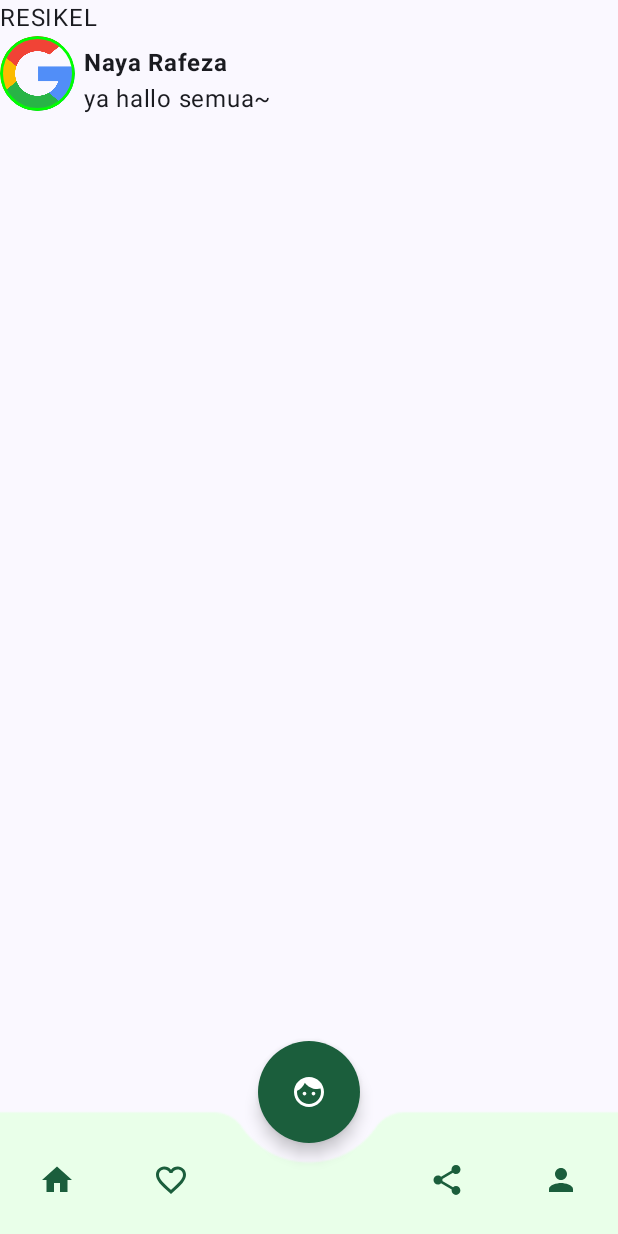
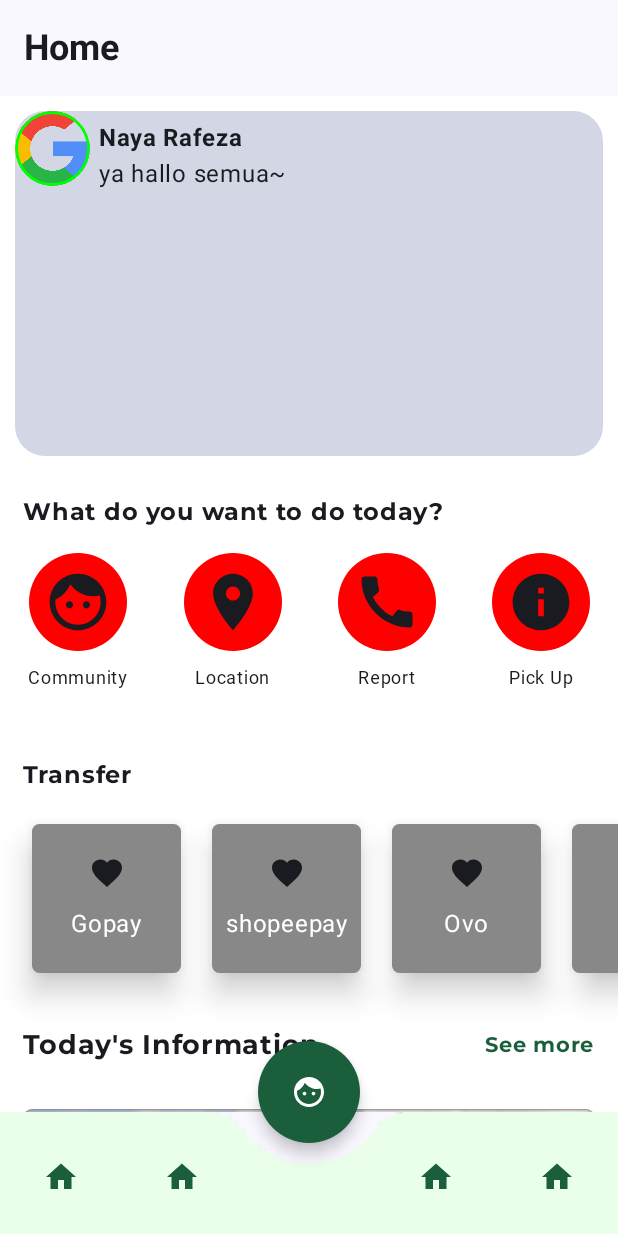
Before and after one commit to Resikel-Mobile/resikelApp, an Android app built with Jetpack Compose: the resikelApp screen opened through its navigation route, on a phone screen of 412 x 824 dp. Run offline under Robolectric (Android 15) with nearby library versions, the light colour scheme and no system bars; Roboto replaces fonts that are not available here.

Commit message:
perubahan navigasi home

```diff
--- a/app/src/main/java/com/example/resikel/auth/signIn.kt
+++ b/app/src/main/java/com/example/resikel/auth/signIn.kt
@@ -102,7 +102,7 @@
             modifier = Modifier
                 .fillMaxWidth()
                 .height(80.dp)
-                .padding(top = 8.dp, start = 22.dp, end = 22.dp, bottom = 12.dp),
+                .padding(top = 8.dp, start = 22.dp, end = 22.dp, bottom = 10.dp),
             onClick = {navController.navigate("resikel_app")}) {
             Text(
                 text = "Sign In",
--- a/app/src/main/java/com/example/resikel/auth/signUp.kt
+++ b/app/src/main/java/com/example/resikel/auth/signUp.kt
@@ -55,7 +55,7 @@
             .background(Color.White),
         horizontalAlignment = Alignment.CenterHorizontally
     ) {
-        Spacer(Modifier.height(35.dp))
+        Spacer(Modifier.height(30.dp))
         Image(
             painter = painterResource(R.drawable.logosignup),
             contentDescription = "logo",
@@ -138,7 +138,7 @@
                 onCheckedChange = { checked = it }
             )
         }
-        Spacer(Modifier.height(35.dp))
+        Spacer(Modifier.height(20.dp))
         Button(
             colors = ButtonDefaults.buttonColors(
                 containerColor = Color(27, 94, 60)
@@ -146,7 +146,7 @@
             modifier = Modifier
                 .fillMaxWidth()
                 .height(80.dp)
-                .padding(top = 8.dp, start = 22.dp, end = 22.dp, bottom = 12.dp),
+                .padding(top = 8.dp, start = 22.dp, end = 22.dp, bottom = 8.dp),
             onClick = {}) {
             Text(
                 text = "Sign Up",
@@ -164,7 +164,7 @@
             modifier = Modifier
                 .fillMaxWidth()
                 .height(80.dp)
-                .padding(top = 8.dp, start = 22.dp, end = 22.dp, bottom = 12.dp),
+                .padding(top = 6.dp, start = 22.dp, end = 22.dp, bottom = 12.dp),
             onClick = {}) {
             Row(
                 horizontalArrangement = Arrangement.SpaceBetween,
--- a/app/src/main/java/com/example/resikel/auth/welcomeResikel.kt
+++ b/app/src/main/java/com/example/resikel/auth/welcomeResikel.kt
@@ -26,6 +26,7 @@
 import androidx.compose.ui.unit.dp
 import androidx.compose.ui.unit.sp
 import androidx.navigation.NavController
+import androidx.navigation.compose.rememberNavController
 import com.example.resikel.R
 import com.example.resikel.ui.theme.montserrat
 
@@ -64,7 +65,7 @@
         Spacer(modifier = Modifier.height(15.dp))
         Text(
             "Peduli sampah, jangan nyampah,\n dan mulutmu jangan bau sampah,\n paham",
-            fontSize = 16.sp,
+            fontSize = 13.sp,
             textAlign = TextAlign.Center,
             color = Color(27, 94, 60),
             fontFamily = montserrat,
@@ -72,7 +73,7 @@
             modifier = Modifier
                 .fillMaxWidth()
         )
-        Spacer(modifier = Modifier.height(18.dp))
+        Spacer(modifier = Modifier.height(8.dp))
         Button(
             colors = ButtonDefaults.buttonColors(
                 containerColor = Color(27, 94, 60)
@@ -138,3 +139,9 @@
 
     }
 }
+
+@Preview
+@Composable
+private fun precwelcom() {
+    welcomeResikel(navController = rememberNavController())
+}
--- /dev/null
+++ b/app/src/main/java/com/example/resikel/homeScreen.kt
@@ -0,0 +1,286 @@
+package com.example.resikel
+
+import androidx.compose.foundation.Image
+import androidx.compose.foundation.background
+import androidx.compose.foundation.border
+import androidx.compose.foundation.clickable
+import androidx.compose.foundation.layout.Arrangement
+import androidx.compose.foundation.layout.Box
+import androidx.compose.foundation.layout.Column
+import androidx.compose.foundation.layout.PaddingValues
+import androidx.compose.foundation.layout.Row
+import androidx.compose.foundation.layout.Spacer
+import androidx.compose.foundation.layout.fillMaxSize
+import androidx.compose.foundation.layout.fillMaxWidth
+import androidx.compose.foundation.layout.height
+import androidx.compose.foundation.layout.padding
+import androidx.compose.foundation.layout.size
+import androidx.compose.foundation.layout.width
+import androidx.compose.foundation.lazy.LazyRow
+import androidx.compose.foundation.lazy.items
+import androidx.compose.foundation.rememberScrollState
+import androidx.compose.foundation.shape.CircleShape
+import androidx.compose.foundation.shape.RoundedCornerShape
+import androidx.compose.foundation.verticalScroll
+import androidx.compose.material.icons.Icons
+import androidx.compose.material.icons.filled.Add
+import androidx.compose.material.icons.filled.Call
+import androidx.compose.material.icons.filled.Face
+import androidx.compose.material.icons.filled.Favorite
+import androidx.compose.material.icons.filled.Home
+import androidx.compose.material.icons.filled.Info
+import androidx.compose.material.icons.filled.LocationOn
+import androidx.compose.material3.Icon
+import androidx.compose.material3.Surface
+import androidx.compose.material3.Text
+import androidx.compose.runtime.Composable
+import androidx.compose.ui.Alignment
+import androidx.compose.ui.Modifier
+import androidx.compose.ui.draw.clip
+import androidx.compose.ui.graphics.Color
+import androidx.compose.ui.layout.ContentScale
+import androidx.compose.ui.res.painterResource
+import androidx.compose.ui.text.font.FontWeight
+import androidx.compose.ui.text.style.TextAlign
+import androidx.compose.ui.tooling.preview.Preview
+import androidx.compose.ui.unit.dp
+import androidx.compose.ui.unit.sp
+import androidx.navigation.NavController
+import com.example.resikel.ui.theme.montserrat
+
+@Composable
+fun homeScreen(modifier: Modifier = Modifier, navController: NavController) {
+    val scrollState = rememberScrollState()
+    val items = listOf("Gopay", "shopeepay", "Ovo", "dana", "Item 5")
+
+    Column(
+        Modifier
+            .verticalScroll(scrollState)
+            .fillMaxSize()
+            .background(Color.White)
+    ) {
+        Surface(
+            shape = RoundedCornerShape(20.dp),
+            tonalElevation = 40.dp,
+            modifier = Modifier
+                .height(250.dp)
+                .fillMaxWidth()
+                .padding(10.dp)
+        ) {
+            Row() {
+                Image(
+                    painter = painterResource(R.drawable.ic_google),
+                    contentDescription = "nahidul",
+                    modifier = Modifier
+                        .size(50.dp)
+                        .clip(CircleShape)
+                        .border(2.dp, Color.Green, CircleShape),
+                    contentScale = ContentScale.Crop
+                )
+                Column(
+                    verticalArrangement = Arrangement.Center,
+                    modifier = Modifier.padding(6.dp)
+                ) {
+                    Text("Naya Rafeza", fontWeight = FontWeight.Bold)
+                    Text("ya hallo semua~")
+                }
+
+            }
+        }
+        Text(
+            text = "What do you want to do today?",
+            modifier = Modifier.padding(15.dp),
+            fontFamily = montserrat,
+            fontSize = 16.sp,
+            fontWeight = FontWeight.Bold
+        )
+        Row(horizontalArrangement = Arrangement.SpaceAround, modifier = Modifier.fillMaxWidth()) {
+            Column(horizontalAlignment = Alignment.CenterHorizontally) {
+                Surface(
+                    onClick = {},
+                    modifier = Modifier.size(65.dp),
+                    shape = RoundedCornerShape(33.dp),
+                    color = Color.Red,
+                ) {
+                    Icon(
+                        imageVector = Icons.Filled.Face,
+                        contentDescription = "",
+                        modifier = Modifier.padding(10.dp),
+
+                        )
+                }
+                Spacer(Modifier.height(6.dp))
+                Text(
+                    text = "Community",
+                    fontFamily = montserrat,
+                    fontSize = 12.sp,
+                    fontWeight = FontWeight.Normal
+                )
+            }
+            Column(horizontalAlignment = Alignment.CenterHorizontally) {
+                Surface(
+                    onClick = {},
+                    modifier = Modifier.size(65.dp),
+                    shape = RoundedCornerShape(33.dp),
+                    color = Color.Red,
+                ) {
+                    Icon(
+                        imageVector = Icons.Filled.LocationOn,
+                        contentDescription = "",
+                        modifier = Modifier.padding(10.dp),
+
+                        )
+                }
+                Spacer(Modifier.height(6.dp))
+                Text(
+                    text = "Location",
+                    fontFamily = montserrat,
+                    fontSize = 12.sp,
+                    fontWeight = FontWeight.Normal
+                )
+            }
+            Column(horizontalAlignment = Alignment.CenterHorizontally) {
+                Surface(
+                    onClick = {},
+                    modifier = Modifier.size(65.dp),
+                    shape = RoundedCornerShape(33.dp),
+                    color = Color.Red,
+                ) {
+                    Icon(
+                        imageVector = Icons.Filled.Call,
+                        contentDescription = "",
+                        modifier = Modifier.padding(10.dp),
+
+                        )
+                }
+                Spacer(Modifier.height(6.dp))
+                Text(
+                    text = "Report",
+                    fontFamily = montserrat,
+                    fontSize = 12.sp,
+                    fontWeight = FontWeight.Normal
+                )
+            }
+            Column(horizontalAlignment = Alignment.CenterHorizontally) {
+                Surface(
+                    onClick = {},
+                    modifier = Modifier.size(65.dp),
+                    shape = RoundedCornerShape(33.dp),
+                    color = Color.Red,
+                ) {
+                    Icon(
+                        imageVector = Icons.Filled.Info,
+                        contentDescription = "",
+                        modifier = Modifier.padding(10.dp),
+                    )
+                }
+                Spacer(Modifier.height(6.dp))
+                Text(
+                    text = "Pick Up",
+                    fontFamily = montserrat,
+                    fontSize = 12.sp,
+                    fontWeight = FontWeight.Normal
+                )
+            }
+        }
+        Spacer(Modifier.height(25.dp))
+        Text(
+            text = "Transfer", modifier = Modifier.padding(15.dp),
+            fontFamily = montserrat,
+            fontSize = 16.sp,
+            fontWeight = FontWeight.Bold
+        )
+        LazyRow(
+            modifier = Modifier.fillMaxWidth(), // Mengisi lebar layar
+            horizontalArrangement = Arrangement.spacedBy(10.dp), // Memberikan jarak antar item
+            contentPadding = PaddingValues(horizontal = 16.dp) // Padding di awal dan akhir
+        ) {
+            items(items) { item ->
+                // Setiap item di dalam LazyRow
+                Surface(
+                    shadowElevation = 12.dp,
+                    shape = RoundedCornerShape(5.dp),
+                    color = Color.Gray,
+                    modifier = Modifier
+                        .size(110.dp)
+                        .padding(5.dp)
+                ) {
+                    Column(
+                        verticalArrangement = Arrangement.Center,
+                        horizontalAlignment = Alignment.CenterHorizontally
+                    ) {
+                        Icon(imageVector = Icons.Default.Favorite, contentDescription = "")
+                        Spacer(Modifier.height(10.dp))
+                        Text(text = item, color = Color.White)
+                    }
+
+                }
+            }
+        }
+        Spacer(Modifier.height(15.dp))
+        Row(horizontalArrangement = Arrangement.SpaceBetween, modifier = Modifier.fillMaxWidth()) {
+            Text(
+                text = "Today's Information", modifier = Modifier.padding(15.dp),
+                fontFamily = montserrat,
+                fontSize = 18.sp,
+                fontWeight = FontWeight.Bold
+            )
+            Text(
+                text = "See more", modifier = Modifier.padding(15.dp),
+                fontFamily = montserrat,
+                fontSize = 14.sp,
+                color = Color(27, 94, 60),
+                fontWeight = FontWeight.Bold
+            )
+        }
+        Surface(
+            color = Color.Gray,
+            shape = RoundedCornerShape(6.dp),
+            modifier = Modifier
+                .fillMaxWidth()
+                .padding(15.dp)
+                .height(200.dp)
+        ) {
+            Column {
+                Image(
+                    painter = painterResource(R.drawable.contethome),
+                    contentDescription = "",
+                    contentScale = ContentScale.FillBounds,
+                    modifier = Modifier
+                        .height(150.dp)
+                        .fillMaxWidth()
+                )
+                Text(
+                    text = "Lorem ipsum dolor sit amet, consectetur adipiscing elit. Suspendisse non metus a ipsum fermentum fermentum vel et ligula. Mauris mattis, nulla eget tempus porta, sem augue iaculis ante, vel tristique orci ante a eros.",
+                    textAlign = TextAlign.Start,
+                    modifier = Modifier.padding(10.dp)
+                )
+            }
+        }
+        Surface(
+            color = Color.Gray,
+            shape = RoundedCornerShape(6.dp),
+            modifier = Modifier
+                .fillMaxWidth()
+                .padding(15.dp)
+                .height(200.dp)
+        ) {
+            Column {
+                Image(
+                    painter = painterResource(R.drawable.contethome),
+                    contentDescription = "",
+                    contentScale = ContentScale.FillBounds,
+                    modifier = Modifier
+                        .height(150.dp)
+                        .fillMaxWidth()
+                )
+                Text(
+                    text = "Lorem ipsum dolor sit amet, consectetur adipiscing elit. Suspendisse non metus a ipsum fermentum fermentum vel et ligula. Mauris mattis, nulla eget tempus porta, sem augue iaculis ante, vel tristique orci ante a eros.",
+                    textAlign = TextAlign.Start,
+                    modifier = Modifier.padding(10.dp)
+                )
+            }
+        }
+
+    }
+}
--- a/app/src/main/java/com/example/resikel/navigation/resikelNavigation.kt
+++ b/app/src/main/java/com/example/resikel/navigation/resikelNavigation.kt
@@ -8,15 +8,19 @@
 import com.example.resikel.auth.signIn
 import com.example.resikel.auth.signUp
 import com.example.resikel.auth.welcomeResikel
-import com.example.resikel.resikelApp
+import com.example.resikel.homeScreen
+
+import com.example.resikelapp.resikelApp
+
 
 @Composable
 fun resikelNavigation() {
     val navController = rememberNavController()
     NavHost(navController = navController, startDestination = "welcome_resikel") {
         composable("welcome_resikel"){ welcomeResikel(navController) }
-        composable(route = "sign_in") { signIn(navController) }
+        composable("sign_in") { signIn(navController) }
         composable("sign_up"){ signUp() }
         composable("resikel_app"){ resikelApp() }
+        composable("home_screen"){ homeScreen(navController = navController) }
     }
 }
--- a/app/src/main/java/com/example/resikel/resikelApp.kt
+++ b/app/src/main/java/com/example/resikel/resikelApp.kt
@@ -1,32 +1,27 @@
-package com.example.resikel
+package com.example.resikelapp
 
 import androidx.compose.foundation.Image
-import androidx.compose.foundation.background
-import androidx.compose.foundation.border
 import androidx.compose.foundation.layout.Arrangement
 import androidx.compose.foundation.layout.Box
 import androidx.compose.foundation.layout.Column
-
 import androidx.compose.foundation.layout.Row
 import androidx.compose.foundation.layout.Spacer
-import androidx.compose.foundation.layout.fillMaxSize
 import androidx.compose.foundation.layout.fillMaxWidth
-import androidx.compose.foundation.layout.height
 import androidx.compose.foundation.layout.offset
 import androidx.compose.foundation.layout.padding
-import androidx.compose.foundation.layout.safeContentPadding
 import androidx.compose.foundation.layout.size
 import androidx.compose.foundation.layout.width
-import androidx.compose.foundation.shape.CircleShape
 import androidx.compose.foundation.shape.RoundedCornerShape
 import androidx.compose.material.icons.Icons
-import androidx.compose.material.icons.filled.Call
+import androidx.compose.material.icons.filled.Add
 import androidx.compose.material.icons.filled.Face
-import androidx.compose.material.icons.filled.Favorite
 import androidx.compose.material.icons.filled.FavoriteBorder
 import androidx.compose.material.icons.filled.Home
 import androidx.compose.material.icons.filled.Person
 import androidx.compose.material.icons.filled.Share
+import androidx.compose.material3.BottomAppBar
+import androidx.compose.material3.ExperimentalMaterial3Api
+import androidx.compose.material3.FabPosition
 import androidx.compose.material3.FloatingActionButton
 import androidx.compose.material3.Icon
 import androidx.compose.material3.IconButton
@@ -36,49 +31,79 @@
 import androidx.compose.material3.Text
 import androidx.compose.material3.TopAppBar
 import androidx.compose.runtime.Composable
+import androidx.compose.runtime.getValue
+import androidx.compose.runtime.mutableStateOf
+import androidx.compose.runtime.remember
+import androidx.compose.runtime.setValue
 import androidx.compose.ui.Alignment
 import androidx.compose.ui.Modifier
-import androidx.compose.ui.draw.clip
-import androidx.compose.ui.draw.paint
 import androidx.compose.ui.graphics.Color
 import androidx.compose.ui.layout.ContentScale
 import androidx.compose.ui.res.painterResource
 import androidx.compose.ui.text.font.FontWeight
 import androidx.compose.ui.tooling.preview.Preview
-import androidx.compose.ui.unit.Dp
 import androidx.compose.ui.unit.dp
+import androidx.compose.ui.unit.sp
+import androidx.navigation.NavHostController
+import androidx.navigation.compose.NavHost
+import androidx.navigation.compose.composable
+import androidx.navigation.compose.currentBackStackEntryAsState
+import androidx.navigation.compose.rememberNavController
+import com.example.resikel.R
+import com.example.resikel.homeScreen
 
+@OptIn(ExperimentalMaterial3Api::class)
+@Composable
+fun resikelApp(
+    navController: NavHostController = rememberNavController()
+) {
+    val currentBackStackEntry by navController.currentBackStackEntryAsState()
+    val currentDestination = currentBackStackEntry?.destination?.route
+    Scaffold(
+        topBar = {
+            TopAppBar(
+                title = {
+                    Text(
+                        text = when (currentDestination) {
+                            "homeScreen" -> "Home"
+                            "historyScreen" -> "History"
+                            "profileScreen" -> "Profile"
+                            else -> "ResikelApp"
+                        },
+                        fontSize = 24.sp,
+                        fontWeight = FontWeight.Bold
+                    )
+                },
+            )
+        },
 
-@Composable
-fun resikelApp(modifier: Modifier = Modifier) {
-   Scaffold(Modifier.safeContentPadding(),
-       topBar = { Text("RESIKEL") },
-       bottomBar = { CustomBottomBarWithFAB() },
-       content = {paddingValues ->   Row(modifier = Modifier.padding(paddingValues)) {
-           Image(
-               painter = painterResource(R.drawable.ic_google),
-               contentDescription = "nahidul",
-               modifier = Modifier
-                   .size(50.dp)
-                   .clip(CircleShape)
-                   .border(2.dp, Color.Green, CircleShape),
-               contentScale = ContentScale.Crop
-           )
-           Column(
-               verticalArrangement = Arrangement.Center,
-               modifier = Modifier.padding(6.dp)
-           ) {
-               Text("Naya Rafeza", fontWeight = FontWeight.Bold)
-               Text("ya hallo semua~")
-           }
-
-       } }
-   )
+        bottomBar = { navBottomResikel(navController) },
+        content = { innerPadding ->
+            Column(
+                modifier = Modifier.padding(innerPadding)
+            ) {
+                NavHost(
+                    navController = navController,
+                    startDestination = "homeScreen"
+                ) {
+                    composable("homeScreen") { homeScreen(navController = navController) }
+                    composable("historyScreen") { }
+                    composable("profileScreen") { }
+                }
+            }
+        }
+    )
 }
 
 @Composable
-fun CustomBottomBarWithFAB(modifier: Modifier = Modifier) {
-    Box{
+fun navBottomResikel(
+    navController: NavHostController,
+) {
+    val currentBackStackEntry by navController.currentBackStackEntryAsState()
+    val currentDestination = currentBackStackEntry?.destination?.route
+    var selectedItem by remember { mutableStateOf("homeScreen") }
+
+    Box {
         Image(
             painter = painterResource(R.drawable.bgnav),
             contentDescription = "",
@@ -91,20 +116,40 @@
             modifier = Modifier
                 .fillMaxWidth()
                 .align(Alignment.BottomCenter)
-                .padding(bottom = 25.dp),
+                .padding(bottom = 15.dp),
             horizontalArrangement = Arrangement.SpaceAround,
         ) {
-            Icon(Icons.Default.Home, contentDescription = "Home", tint = Color(27, 94, 60))
-            Icon(Icons.Default.FavoriteBorder, contentDescription = "Favorites", tint = Color(27, 94, 60))
+            IconButton(onClick = {
+                selectedItem = "homeScreen"
+                navController.navigate("homeScreen") {
+                    popUpTo(navController.graph.startDestinationId) { inclusive = true }
+                }
+            }) { Icon(Icons.Default.Home, contentDescription = "Home", tint = Color(27, 94, 60)) }
+            IconButton(onClick = {
+                selectedItem = "historyScreen"
+                navController.navigate("historyScreen") {
+                    popUpTo(navController.graph.startDestinationId) { inclusive = true }
+                }
+            }) { Icon(Icons.Default.Home, contentDescription = "Home", tint = Color(27, 94, 60)) }
             Spacer(Modifier.width(56.dp)) // Space for the FAB in the middle
-            Icon(Icons.Default.Share, contentDescription = "Security", tint = Color(27, 94, 60))
-            Icon(Icons.Default.Person, contentDescription = "Profile", tint = Color(27, 94, 60))
+            IconButton(onClick = {
+                selectedItem = "profileScreen"
+                navController.navigate("profileScreen") {
+                    popUpTo(navController.graph.startDestinationId) { inclusive = true }
+                }
+            }) { Icon(Icons.Default.Home, contentDescription = "Home", tint = Color(27, 94, 60)) }
+            IconButton(onClick = {
+                selectedItem = "profileScreen"
+                navController.navigate("profileScreen") {
+                    popUpTo(navController.graph.startDestinationId) { inclusive = true }
+                }
+            }) { Icon(Icons.Default.Home, contentDescription = "Home", tint = Color(27, 94, 60)) }
         }
 
 
         // Floating Action Button in the Center
         FloatingActionButton(
-            containerColor = Color(27,94,60),
+            containerColor = Color(27, 94, 60),
             contentColor = Color.White,
             shape = RoundedCornerShape(35.dp),
             onClick = { /* action */ },
@@ -116,13 +161,11 @@
             Icon(Icons.Default.Face, contentDescription = "Camera")
         }
     }
+
 }
 
-
-
-
-@Preview(showBackground = true)
+@Preview
 @Composable
-private fun resikelp() {
+private fun preee() {
     resikelApp()
 }
```
Also changed, not shown: app/src/main/java/com/example/resikel/MainActivity.kt (+5 -2 lines), app/src/main/res/drawable/bghome.png (added), app/src/main/res/drawable/bgnav.png, app/src/main/res/drawable/contethome.png (added).
